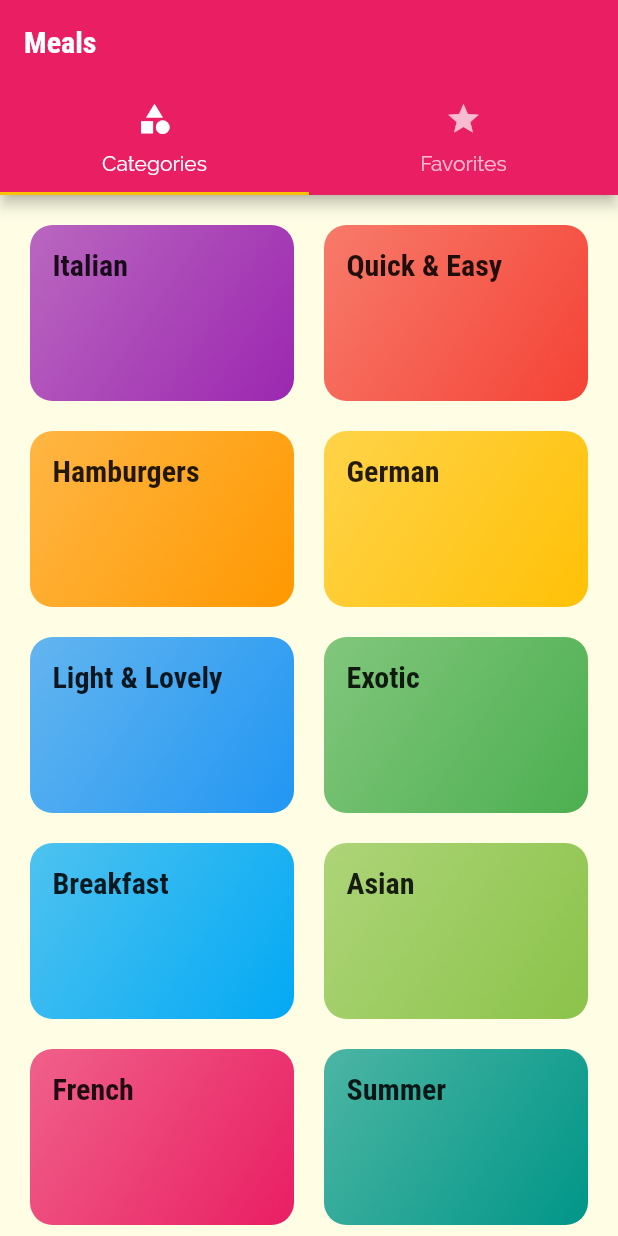
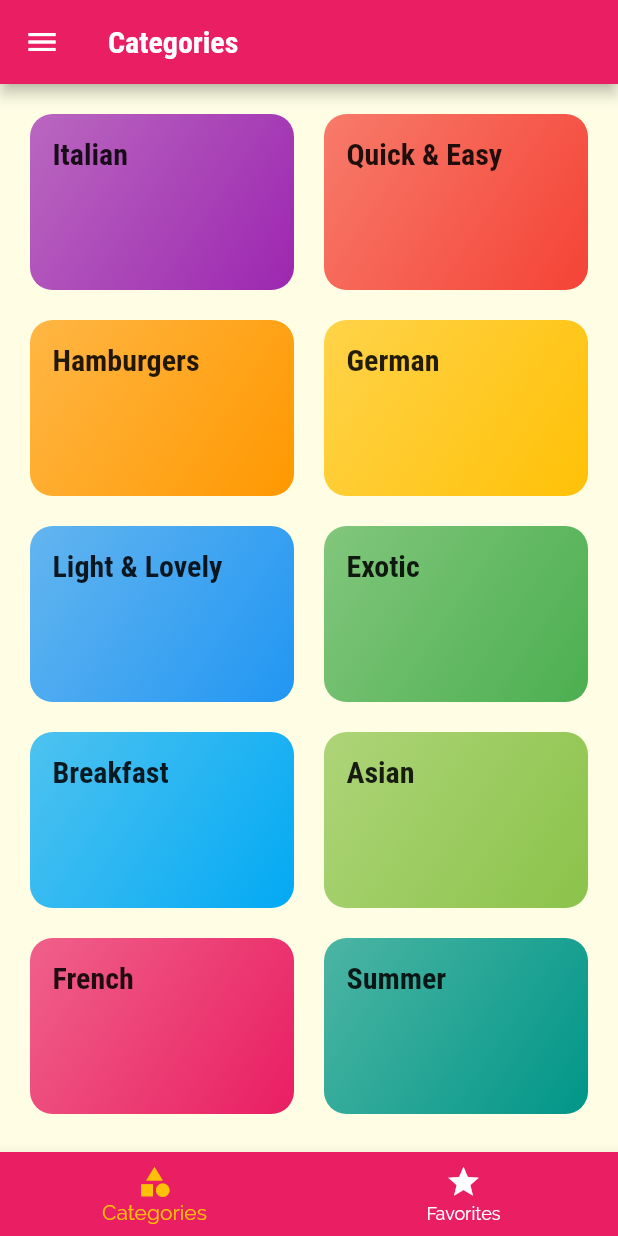
Before and after one commit to Pelikanbogdan/navigation_project, a Flutter app: the screen it shows after launch, on a phone screen of 412 x 824 dp. Run offline on Flutter 3.47's test engine with Material 2 defaults, Android fonts, the phone set to English and light mode, and no system bars.

```diff
--- a/lib/data/dummy_data.dart
+++ b/lib/data/dummy_data.dart
@@ -1,6 +1,6 @@
 import 'package:flutter/material.dart';
 import '../models/categories_model.dart';
-import '../models/anime_model.dart';
+import '../models/meal_model.dart';
 
 const DUMMY_CATEGORIES = const [
   Category(
--- a/lib/main.dart
+++ b/lib/main.dart
@@ -1,41 +1,117 @@
-import 'package:anime_navigation/screens/categories_anime_screen.dart';
-import 'package:anime_navigation/screens/categories_screen.dart';
-import 'package:anime_navigation/screens/meal_detail_screen.dart';
-import 'package:anime_navigation/screens/tabs_screen.dart';
 import 'package:flutter/material.dart';
+
+import './data/dummy_data.dart';
+import './screens/tabs_screen.dart';
+import './screens/meal_detail_screen.dart';
+import './screens/category_meals_screen.dart';
+import './screens/filters_screen.dart';
+import './screens/categories_screen.dart';
+import './models/meal_model.dart';
 
 void main() => runApp(MyApp());
 
-class MyApp extends StatelessWidget {
+class MyApp extends StatefulWidget {
+  @override
+  _MyAppState createState() => _MyAppState();
+}
+
+class _MyAppState extends State<MyApp> {
+  Map<String, bool> _filters = {
+    'gluten': false,
+    'lactose': false,
+    'vegan': false,
+    'vegetarian': false,
+  };
+  List<Meal> _availableMeals = DUMMY_MEALS;
+  List<Meal> _favoriteMeals = [];
+
+  void _setFilters(Map<String, bool> filterData) {
+    setState(() {
+      _filters = filterData;
+
+      _availableMeals = DUMMY_MEALS.where((meal) {
+        if (_filters['gluten'] && !meal.isGlutenFree) {
+          return false;
+        }
+        if (_filters['lactose'] && !meal.isLactoseFree) {
+          return false;
+        }
+        if (_filters['vegan'] && !meal.isVegan) {
+          return false;
+        }
+        if (_filters['vegetarian'] && !meal.isVegetarian) {
+          return false;
+        }
+        return true;
+      }).toList();
+    });
+  }
+
+  void _toggleFavorite(String mealId) {
+    final existingIndex =
+        _favoriteMeals.indexWhere((meal) => meal.id == mealId);
+    if (existingIndex >= 0) {
+      setState(() {
+        _favoriteMeals.removeAt(existingIndex);
+      });
+    } else {
+      setState(() {
+        _favoriteMeals.add(
+          DUMMY_MEALS.firstWhere((meal) => meal.id == mealId),
+        );
+      });
+    }
+  }
+
+  bool _isMealFavorite(String id) {
+    return _favoriteMeals.any((meal) => meal.id == id);
+  }
+
   @override
   Widget build(BuildContext context) {
     return MaterialApp(
-      title: 'AnimeTime',
+      title: 'DeliMeals',
       theme: ThemeData(
         primarySwatch: Colors.pink,
         accentColor: Colors.amber,
         canvasColor: Color.fromRGBO(255, 254, 229, 1),
         fontFamily: 'Raleway',
         textTheme: ThemeData.light().textTheme.copyWith(
-              bodyText1: TextStyle(
+            body1: TextStyle(
               color: Color.fromRGBO(20, 51, 51, 1),
             ),
-              bodyText2: TextStyle(
+            body2: TextStyle(
               color: Color.fromRGBO(20, 51, 51, 1),
             ),
-              headline6: TextStyle(
+            title: TextStyle(
               fontSize: 20,
               fontFamily: 'RobotoCondensed',
               fontWeight: FontWeight.bold,
-              ),
-            ),
-        visualDensity: VisualDensity.adaptivePlatformDensity,
+            )),
       ),
       // home: CategoriesScreen(),
+      initialRoute: '/', // default is '/'
       routes: {
-        '/': (ctx) => TabsScreen(),
-        CategoryAnimeScreen.routeName: (ctx) => CategoryAnimeScreen(),
-        MealDetailScreen.routeName: (ctx) => MealDetailScreen(),
+        '/': (ctx) => TabsScreen(_favoriteMeals),
+        CategoryMealsScreen.routeName: (ctx) =>
+            CategoryMealsScreen(_availableMeals),
+        MealDetailScreen.routeName: (ctx) =>
+            MealDetailScreen(_toggleFavorite, _isMealFavorite),
+        FiltersScreen.routeName: (ctx) => FiltersScreen(_filters, _setFilters),
+      },
+      onGenerateRoute: (settings) {
+        print(settings.arguments);
+        // if (settings.name == '/meal-detail') {
+        //   return ...;
+        // } else if (settings.name == '/something-else') {
+        //   return ...;
+        // }
+        // return MaterialPageRoute(builder: (ctx) => CategoriesScreen(),);
+      },
+      onUnknownRoute: (settings) {
+        return MaterialPageRoute(
+          builder: (ctx) => CategoriesScreen(),
+        );
       },
     );
   }
--- a/lib/screens/tabs_screen.dart
+++ b/lib/screens/tabs_screen.dart
@@ -1,37 +1,71 @@
-import 'package:anime_navigation/screens/categories_screen.dart';
-import 'package:anime_navigation/screens/favorites_screen.dart';
 import 'package:flutter/material.dart';
 
+import '../main_drawer.dart';
+import './favorites_screen.dart';
+import './categories_screen.dart';
+import '../models/meal_model.dart';
+
 class TabsScreen extends StatefulWidget {
+  final List<Meal> favoriteMeals;
+
+  TabsScreen(this.favoriteMeals);
+
   @override
   _TabsScreenState createState() => _TabsScreenState();
 }
 
 class _TabsScreenState extends State<TabsScreen> {
+  List<Map<String, Object>> _pages;
+  int _selectedPageIndex = 0;
+
+  @override
+  void initState() {
+    _pages = [
+      {
+        'page': CategoriesScreen(),
+        'title': 'Categories',
+      },
+      {
+        'page': FavoritesScreen(widget.favoriteMeals),
+        'title': 'Your Favorite',
+      },
+    ];
+    super.initState();
+  }
+
+  void _selectPage(int index) {
+    setState(() {
+      _selectedPageIndex = index;
+    });
+  }
+
   @override
   Widget build(BuildContext context) {
-    return DefaultTabController(
-      length: 2,
-      child: Scaffold(
-        appBar: AppBar(
-          title: Text('Meals'),
-          bottom: TabBar(
-            tabs: [
-              Tab(
-                icon: Icon(Icons.category),
-                text: 'Categories',
-              ),
-              Tab(
-                icon: Icon(Icons.star),
-                text: 'Favorites',
-              ),
-            ],
+    return Scaffold(
+      appBar: AppBar(
+        title: Text(_pages[_selectedPageIndex]['title']),
+      ),
+      drawer: MainDrawer(),
+      body: _pages[_selectedPageIndex]['page'],
+      bottomNavigationBar: BottomNavigationBar(
+        onTap: _selectPage,
+        backgroundColor: Theme.of(context).primaryColor,
+        unselectedItemColor: Colors.white,
+        selectedItemColor: Theme.of(context).accentColor,
+        currentIndex: _selectedPageIndex,
+        // type: BottomNavigationBarType.fixed,
+        items: [
+          BottomNavigationBarItem(
+            backgroundColor: Theme.of(context).primaryColor,
+            icon: Icon(Icons.category),
+            title: Text('Categories'),
           ),
-        ),
-        body: TabBarView(children: [
-          CategoriesScreen(),
-          FavoritesScreen(),
-        ]),
+          BottomNavigationBarItem(
+            backgroundColor: Theme.of(context).primaryColor,
+            icon: Icon(Icons.star),
+            title: Text('Favorites'),
+          ),
+        ],
       ),
     );
   }
--- a/lib/widgets/category_item.dart
+++ b/lib/widgets/category_item.dart
@@ -1,4 +1,4 @@
-import 'package:anime_navigation/screens/categories_anime_screen.dart';
+import '../screens/category_meals_screen.dart';
 import 'package:flutter/material.dart';
 
 class CategoryItem extends StatelessWidget {
@@ -19,7 +19,7 @@ class CategoryItem extends StatelessWidget {
     //     },
     //   ),
     // );
-    Navigator.of(ctx).pushNamed(CategoryAnimeScreen.routeName, arguments: {
+    Navigator.of(ctx).pushNamed(CategoryMealsScreen.routeName, arguments: {
       'id': id,
       'title': title,
     });
--- a/lib/widgets/meal_item.dart
+++ b/lib/widgets/meal_item.dart
@@ -1,6 +1,6 @@
 import 'package:anime_navigation/screens/meal_detail_screen.dart';
 
-import '../models/anime_model.dart';
+import '../models/meal_model.dart';
 import 'package:flutter/material.dart';
 
 class MealItem extends StatelessWidget {
```
Also changed, not shown: lib/main_drawer.dart (added, +58 -0 lines), lib/screens/categories_anime_screen.dart (deleted, +0 -44 lines), lib/screens/category_meals_screen.dart (added, +70 -0 lines), lib/screens/favorites_screen.dart (+26 -3 lines), lib/screens/filters_screen.dart (added, +135 -0 lines), lib/screens/meal_detail_screen.dart (+59 -38 lines), lib/models/meal_model.dart (renamed from lib/models/anime_model.dart). Lines whose indentation alone changed are shown as unchanged.
